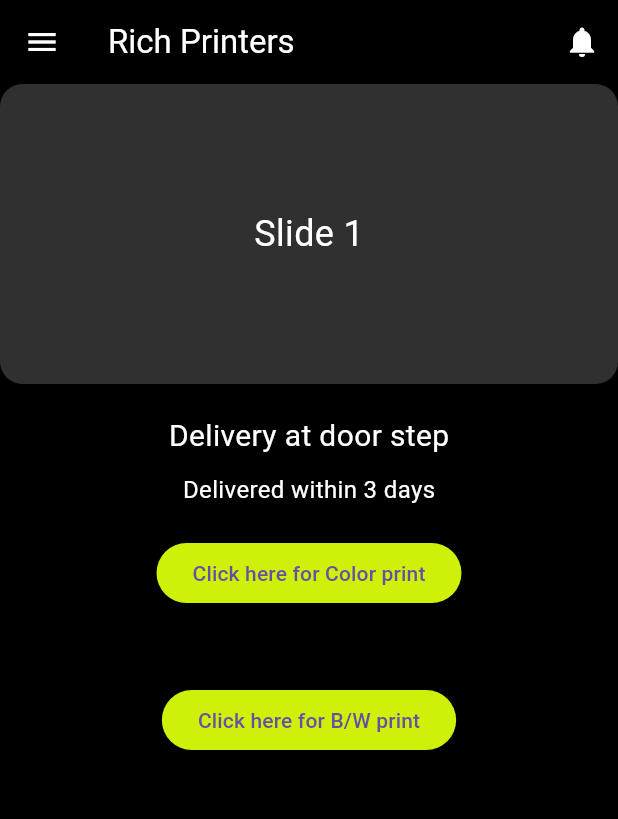
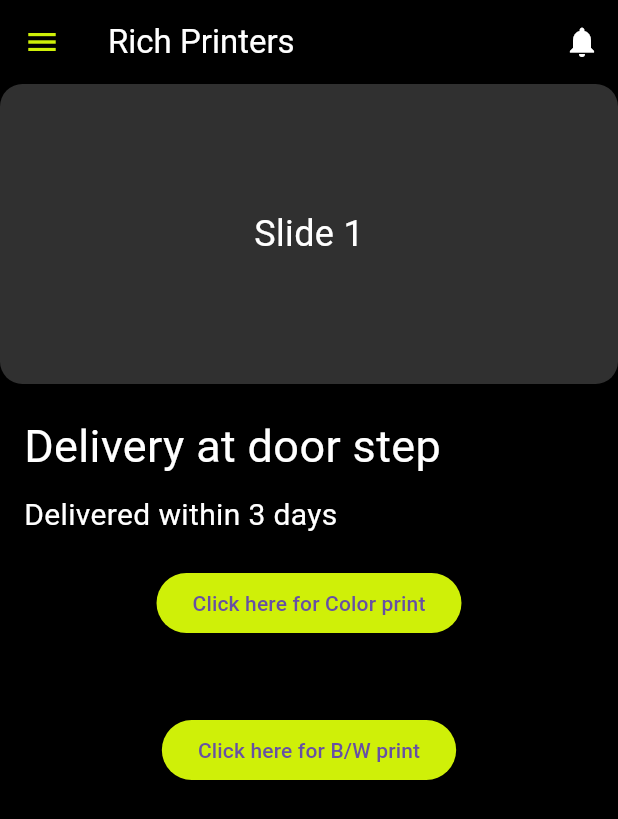
Before and after one commit to Siva1232003/freelaunce, a Flutter app: the HomePage screen opened by its route, on a phone screen of 412 x 824 dp. Shown: the top 819 px of the screen. Run offline on Flutter 3.47's test engine with Material 3 defaults, Android fonts, the phone set to English and light mode, and no system bars; our stand-ins replace firebase_auth, firebase_core, google_sign_in, logger; accounts and stored records are empty.

Commit message:
hamberger implemented

```diff
--- a/lib/home_page.dart
+++ b/lib/home_page.dart
@@ -6,6 +6,7 @@ class HomePage extends StatefulWidget {
 }
 
 class _HomePageState extends State<HomePage> {
+  final GlobalKey<ScaffoldState> _scaffoldKey = GlobalKey<ScaffoldState>();
   final PageController _pageController = PageController();
   int _currentPage = 0;
 
@@ -30,6 +31,7 @@ class _HomePageState extends State<HomePage> {
   @override
   Widget build(BuildContext context) {
     return Scaffold(
+      key: _scaffoldKey,
       backgroundColor: Colors.black,
       appBar: AppBar(
         backgroundColor: Colors.black,
@@ -63,9 +65,9 @@ class _HomePageState extends State<HomePage> {
           ),
         ],
         leading: IconButton(
-          icon: Icon(Icons.menu, color: Colors.white),
+          icon: Icon(Icons.menu, color: Color(0xFFCFF008)),
           onPressed: () {
-            Scaffold.of(context).openDrawer(); // Open the drawer
+            _scaffoldKey.currentState?.openDrawer(); // Open the drawer
           },
         ),
       ),
@@ -87,14 +89,25 @@ class _HomePageState extends State<HomePage> {
           ),
           SizedBox(height: 20),
           // Text Section
+          Align(
+            alignment: Alignment.centerLeft,
+            child: Padding(
+              padding: const EdgeInsets.symmetric(horizontal: 16.0),
+              child: Column(
+                crossAxisAlignment: CrossAxisAlignment.start,
+                children: [
                   Text(
                     'Delivery at door step',
-            style: TextStyle(color: Colors.white, fontSize: 20),
+                    style: TextStyle(color: Colors.white, fontSize: 30),
                   ),
                   SizedBox(height: 10),
                   Text(
                     'Delivered within 3 days',
-            style: TextStyle(color: Colors.white, fontSize: 16),
+                    style: TextStyle(color: Colors.white, fontSize: 20),
+                  ),
+                ],
+              ),
+            ),
           ),
           SizedBox(height: 20),
           // Buttons Section
```
Lines whose indentation alone changed are shown as unchanged.
